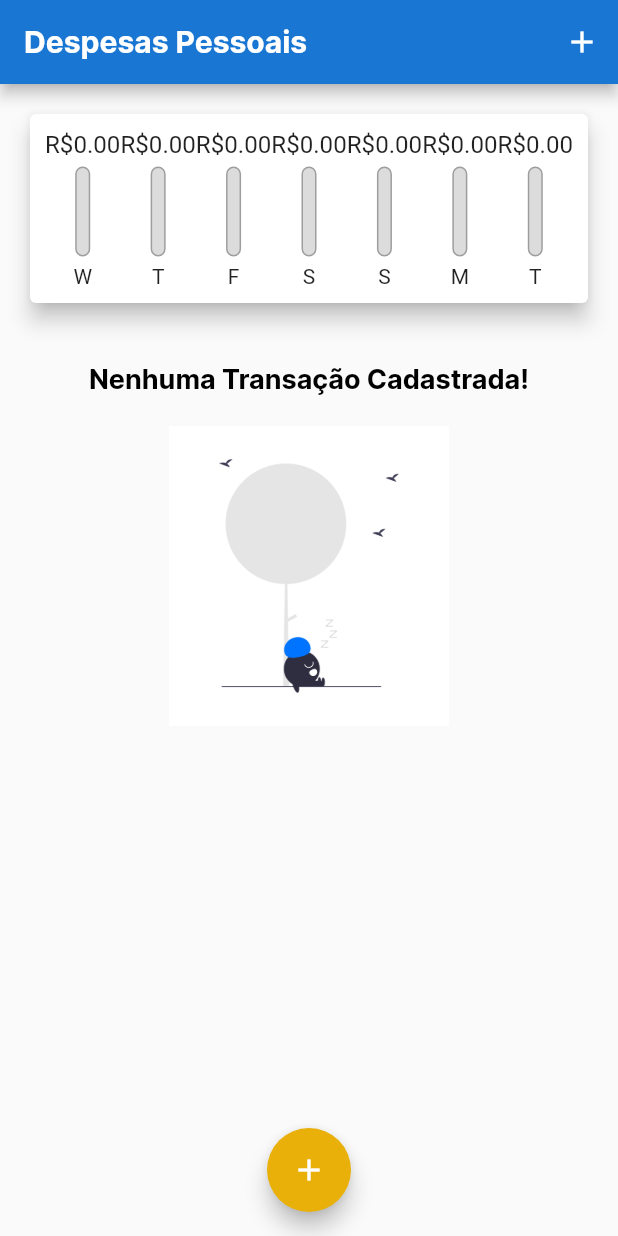
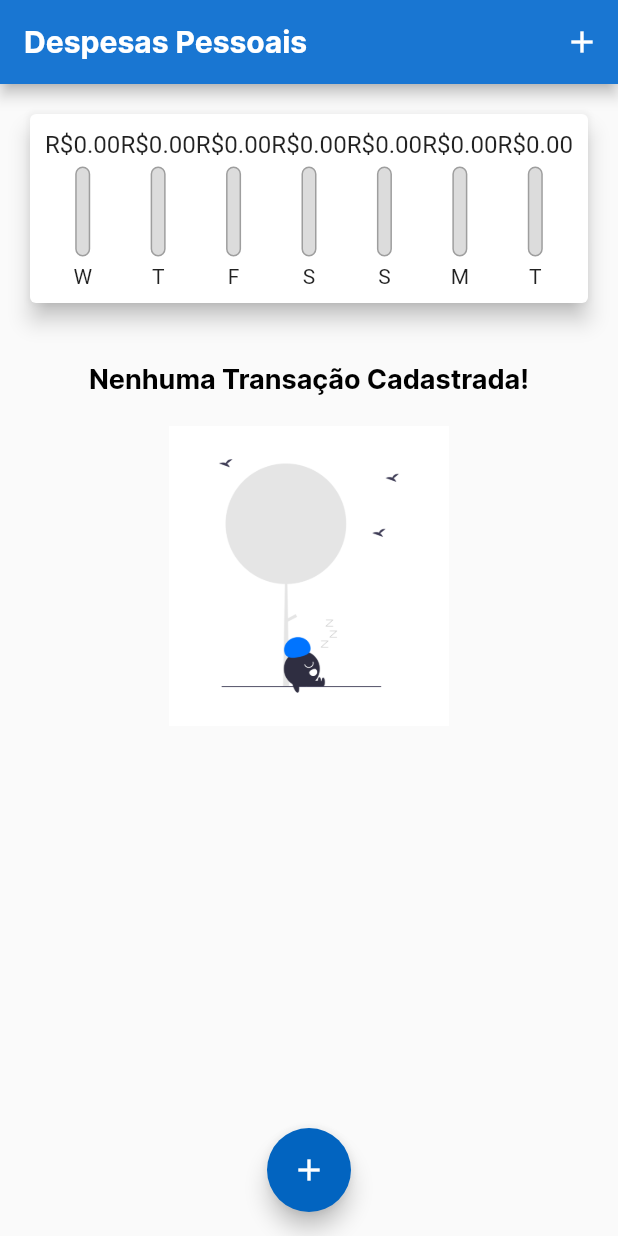
Before and after one commit to ERIKSONLOURES/Aplicativo-de-despesas, a Flutter app: the screen it shows after launch, on a phone screen of 412 x 824 dp. Run offline on Flutter 3.47's test engine with Material 2 defaults, Android fonts, the phone set to English and light mode, and no system bars.

```diff
--- a/lib/components/transaction_list.dart
+++ b/lib/components/transaction_list.dart
@@ -4,13 +4,15 @@ import 'package:intl/intl.dart';
 
 class TransactionList extends StatelessWidget {
   final List<Transaction> transactions;
+  final void Function(String) onRemove;
 
-  const TransactionList(this.transactions, {Key? key}) : super(key: key);
+  const TransactionList(this.transactions, this.onRemove, {Key? key})
+      : super(key: key);
 
   @override
   Widget build(BuildContext context) {
     return SizedBox(
-      height: 300,
+      height: 800,
       child: transactions.isEmpty
           ? Column(
               children: [
@@ -41,7 +43,7 @@ class TransactionList extends StatelessWidget {
                   ),
                   child: ListTile(
                     leading: CircleAvatar(
-                      backgroundColor: Colors.purple,
+                      backgroundColor: Color.fromARGB(255, 49, 74, 214),
                       radius: 30,
                       child: Padding(
                         padding: const EdgeInsets.all(6),
@@ -62,6 +64,11 @@ class TransactionList extends StatelessWidget {
                     subtitle: Text(
                       DateFormat('d MMM y').format(tr.date),
                     ),
+                    trailing: IconButton(
+                      icon: const Icon(Icons.delete),
+                      color: Theme.of(context).errorColor,
+                      onPressed: () => onRemove(tr.id),
+                    ),
                   ),
                 );
               },
--- a/lib/main.dart
+++ b/lib/main.dart
@@ -19,7 +19,7 @@ class ExpensesApp extends StatelessWidget {
       theme: tema.copyWith(
         colorScheme: tema.colorScheme.copyWith(
           primary: Colors.blue[700],
-          secondary: Color.fromARGB(255, 232, 176, 9),
+          secondary: Color.fromARGB(255, 2, 100, 192),
         ),
         textTheme: tema.textTheme.copyWith(
           headline6: const TextStyle(
@@ -78,6 +78,14 @@ class _MyHomePageState extends State<MyHomePage> {
     Navigator.of(context).pop();
   }
 
+  _removeTransaction(String id) {
+    setState(() {
+      _transactions.removeWhere((tr) {
+        return tr.id == id;
+      });
+    });
+  }
+
   _openTransactionFormModal(BuildContext context) {
     showModalBottomSheet(
       context: context,
@@ -104,7 +112,7 @@ class _MyHomePageState extends State<MyHomePage> {
           crossAxisAlignment: CrossAxisAlignment.stretch,
           children: [
             Chart(_recentTransactions),
-            TransactionList(_transactions),
+            TransactionList(_transactions, _removeTransaction),
           ],
         ),
       ),
```
